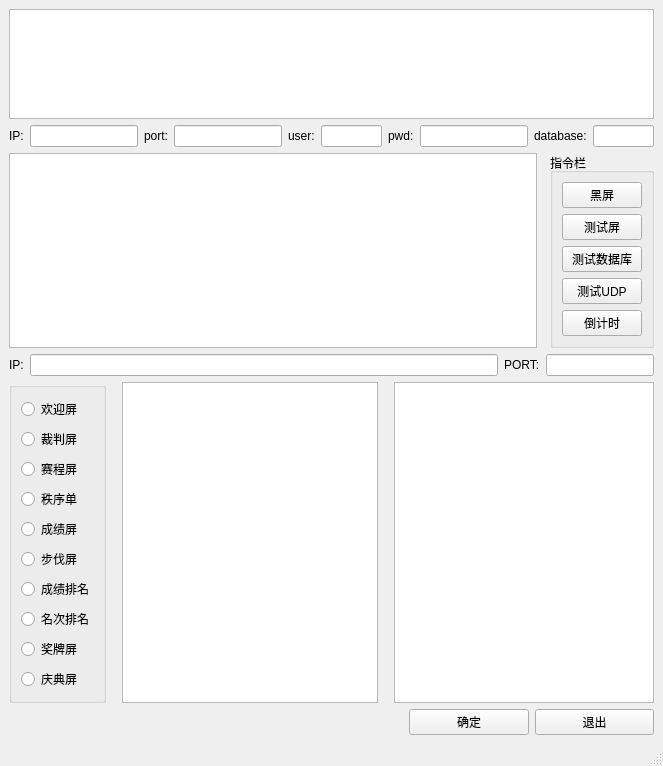
Qt form module/frm_LED.ui (jack-liaojie/LED_DEMO) before a commit.
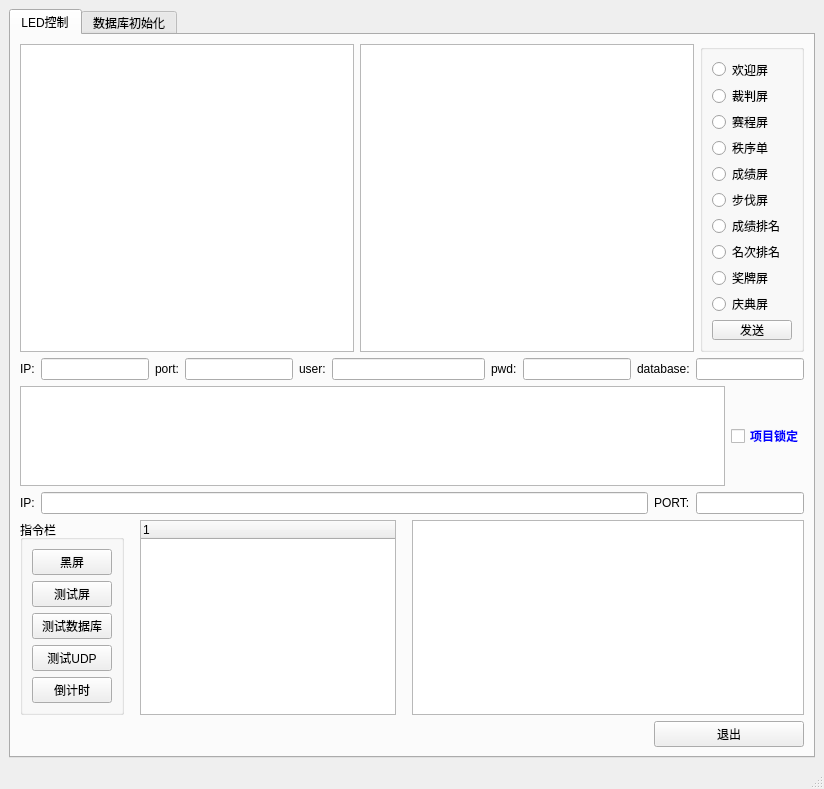
The same form after that commit.

```diff
--- a/module/frm_LED.ui
+++ b/module/frm_LED.ui
@@ -6,22 +6,177 @@
    <rect>
     <x>0</x>
     <y>0</y>
-    <width>663</width>
-    <height>766</height>
+    <width>824</width>
+    <height>789</height>
    </rect>
   </property>
   <property name="windowTitle">
    <string>MainWindow</string>
   </property>
   <widget class="QWidget" name="centralwidget">
+   <layout class="QVBoxLayout" name="verticalLayout_2">
+    <item>
+     <widget class="QTabWidget" name="tabWidget">
+      <property name="currentIndex">
+       <number>0</number>
+      </property>
+      <widget class="QWidget" name="tab_3">
+       <attribute name="title">
+        <string>LED控制</string>
+       </attribute>
    <layout class="QVBoxLayout" name="verticalLayout_3">
     <item>
+         <layout class="QHBoxLayout" name="horizontalLayout_2">
+          <item>
      <widget class="QTextEdit" name="txt_data"/>
     </item>
     <item>
-     <layout class="QHBoxLayout" name="horizontalLayout_5">
+           <widget class="QTableWidget" name="tbv_register">
+            <property name="sizePolicy">
+             <sizepolicy hsizetype="Expanding" vsizetype="Ignored">
+              <horstretch>0</horstretch>
+              <verstretch>0</verstretch>
+             </sizepolicy>
+            </property>
+            <property name="selectionMode">
+             <enum>QAbstractItemView::SingleSelection</enum>
+            </property>
+            <property name="selectionBehavior">
+             <enum>QAbstractItemView::SelectRows</enum>
+            </property>
+            <attribute name="horizontalHeaderCascadingSectionResizes">
+             <bool>true</bool>
+            </attribute>
+            <attribute name="horizontalHeaderShowSortIndicator" stdset="0">
+             <bool>true</bool>
+            </attribute>
+            <attribute name="horizontalHeaderStretchLastSection">
+             <bool>true</bool>
+            </attribute>
+            <attribute name="verticalHeaderShowSortIndicator" stdset="0">
+             <bool>true</bool>
+            </attribute>
+            <attribute name="verticalHeaderStretchLastSection">
+             <bool>true</bool>
+            </attribute>
+           </widget>
+          </item>
       <item>
-       <widget class="QLabel" name="label_3">
+           <widget class="QGroupBox" name="groupBox">
+            <property name="sizePolicy">
+             <sizepolicy hsizetype="Preferred" vsizetype="Preferred">
+              <horstretch>0</horstretch>
+              <verstretch>0</verstretch>
+             </sizepolicy>
+            </property>
+            <property name="minimumSize">
+             <size>
+              <width>100</width>
+              <height>250</height>
+             </size>
+            </property>
+            <property name="title">
+             <string/>
+            </property>
+            <layout class="QVBoxLayout" name="verticalLayout">
+             <item>
+              <widget class="QRadioButton" name="rdo_welcome">
+               <property name="text">
+                <string>欢迎屏</string>
+               </property>
+              </widget>
+             </item>
+             <item>
+              <widget class="QRadioButton" name="rdo_judge">
+               <property name="text">
+                <string>裁判屏</string>
+               </property>
+              </widget>
+             </item>
+             <item>
+              <widget class="QRadioButton" name="rdo_schedule">
+               <property name="text">
+                <string>赛程屏</string>
+               </property>
+              </widget>
+             </item>
+             <item>
+              <widget class="QRadioButton" name="rdo_startlist">
+               <property name="text">
+                <string>秩序单</string>
+               </property>
+              </widget>
+             </item>
+             <item>
+              <widget class="QRadioButton" name="rdo_result">
+               <property name="text">
+                <string>成绩屏</string>
+               </property>
+              </widget>
+             </item>
+             <item>
+              <widget class="QRadioButton" name="rdo_step">
+               <property name="text">
+                <string>步伐屏</string>
+               </property>
+              </widget>
+             </item>
+             <item>
+              <widget class="QRadioButton" name="rdo_resultlist">
+               <property name="text">
+                <string>成绩排名</string>
+               </property>
+              </widget>
+             </item>
+             <item>
+              <widget class="QRadioButton" name="rdo_ranklist">
+               <property name="text">
+                <string>名次排名</string>
+               </property>
+              </widget>
+             </item>
+             <item>
+              <widget class="QRadioButton" name="rdo_medal">
+               <property name="text">
+                <string>奖牌屏</string>
+               </property>
+              </widget>
+             </item>
+             <item>
+              <widget class="QRadioButton" name="rdo_celebrate">
+               <property name="text">
+                <string>庆典屏</string>
+               </property>
+              </widget>
+             </item>
+             <item>
+              <widget class="QPushButton" name="btn_ok">
+               <property name="sizePolicy">
+                <sizepolicy hsizetype="Fixed" vsizetype="Fixed">
+                 <horstretch>0</horstretch>
+                 <verstretch>0</verstretch>
+                </sizepolicy>
+               </property>
+               <property name="minimumSize">
+                <size>
+                 <width>40</width>
+                 <height>0</height>
+                </size>
+               </property>
+               <property name="text">
+                <string>发送</string>
+               </property>
+              </widget>
+             </item>
+            </layout>
+           </widget>
+          </item>
+         </layout>
+        </item>
+        <item>
+         <layout class="QHBoxLayout" name="horizontalLayout_9">
+          <item>
+           <widget class="QLabel" name="label_9">
         <property name="text">
          <string>IP:</string>
         </property>
@@ -55,7 +210,7 @@
        </widget>
       </item>
       <item>
-       <widget class="QLabel" name="label_5">
+           <widget class="QLabel" name="label_10">
         <property name="text">
          <string>user:</string>
         </property>
@@ -72,7 +227,7 @@
        </widget>
       </item>
       <item>
-       <widget class="QLabel" name="label_6">
+           <widget class="QLabel" name="label_11">
         <property name="text">
          <string>pwd:</string>
         </property>
@@ -86,10 +241,13 @@
           <verstretch>0</verstretch>
          </sizepolicy>
         </property>
+            <property name="echoMode">
+             <enum>QLineEdit::Password</enum>
+            </property>
        </widget>
       </item>
       <item>
-       <widget class="QLabel" name="label_4">
+           <widget class="QLabel" name="label_12">
         <property name="text">
          <string>database:</string>
         </property>
@@ -108,11 +266,11 @@
      </layout>
     </item>
     <item>
-     <layout class="QHBoxLayout" name="horizontalLayout_4">
+         <layout class="QHBoxLayout" name="horizontalLayout">
       <item>
-       <widget class="QTableView" name="tbv_title">
+           <widget class="QTableWidget" name="tbv_title">
         <property name="sizePolicy">
-         <sizepolicy hsizetype="Expanding" vsizetype="Minimum">
+             <sizepolicy hsizetype="Expanding" vsizetype="Preferred">
           <horstretch>0</horstretch>
           <verstretch>0</verstretch>
          </sizepolicy>
@@ -120,33 +278,122 @@
         <property name="minimumSize">
          <size>
           <width>0</width>
-          <height>50</height>
+              <height>100</height>
          </size>
         </property>
        </widget>
       </item>
       <item>
-       <spacer name="horizontalSpacer_4">
-        <property name="orientation">
-         <enum>Qt::Horizontal</enum>
-        </property>
-        <property name="sizeType">
-         <enum>QSizePolicy::Fixed</enum>
-        </property>
-        <property name="sizeHint" stdset="0">
-         <size>
-          <width>7</width>
-          <height>17</height>
-         </size>
-        </property>
-       </spacer>
-      </item>
+           <widget class="QCheckBox" name="ckb_matchselected">
+            <property name="palette">
+             <palette>
+              <active>
+               <colorrole role="WindowText">
+                <brush brushstyle="SolidPattern">
+                 <color alpha="255">
+                  <red>0</red>
+                  <green>0</green>
+                  <blue>255</blue>
+                 </color>
+                </brush>
+               </colorrole>
+              </active>
+              <inactive>
+               <colorrole role="WindowText">
+                <brush brushstyle="SolidPattern">
+                 <color alpha="255">
+                  <red>0</red>
+                  <green>0</green>
+                  <blue>255</blue>
+                 </color>
+                </brush>
+               </colorrole>
+              </inactive>
+              <disabled>
+               <colorrole role="WindowText">
+                <brush brushstyle="SolidPattern">
+                 <color alpha="255">
+                  <red>120</red>
+                  <green>120</green>
+                  <blue>120</blue>
+                 </color>
+                </brush>
+               </colorrole>
+              </disabled>
+             </palette>
+            </property>
+            <property name="font">
+             <font>
+              <family>微软雅黑</family>
+              <weight>75</weight>
+              <bold>true</bold>
+             </font>
+            </property>
+            <property name="text">
+             <string>项目锁定</string>
+            </property>
+           </widget>
+          </item>
+         </layout>
+        </item>
+        <item>
+         <layout class="QHBoxLayout" name="horizontalLayout_7">
+          <item>
+           <widget class="QLabel" name="label_7">
+            <property name="text">
+             <string>IP:</string>
+            </property>
+           </widget>
+          </item>
+          <item>
+           <widget class="QLineEdit" name="txt_ip">
+            <property name="sizePolicy">
+             <sizepolicy hsizetype="Expanding" vsizetype="Fixed">
+              <horstretch>0</horstretch>
+              <verstretch>0</verstretch>
+             </sizepolicy>
+            </property>
+           </widget>
+          </item>
+          <item>
+           <widget class="QLabel" name="label_8">
+            <property name="text">
+             <string>PORT:</string>
+            </property>
+           </widget>
+          </item>
+          <item>
+           <widget class="QLineEdit" name="txt_port">
+            <property name="sizePolicy">
+             <sizepolicy hsizetype="Fixed" vsizetype="Fixed">
+              <horstretch>0</horstretch>
+              <verstretch>0</verstretch>
+             </sizepolicy>
+            </property>
+           </widget>
+          </item>
+         </layout>
+        </item>
+        <item>
+         <layout class="QHBoxLayout" name="horizontalLayout_10">
       <item>
        <widget class="QGroupBox" name="gb_command">
+            <property name="sizePolicy">
+             <sizepolicy hsizetype="Fixed" vsizetype="Preferred">
+              <horstretch>0</horstretch>
+              <verstretch>0</verstretch>
+             </sizepolicy>
+            </property>
+            <property name="minimumSize">
+             <size>
+              <width>100</width>
+              <height>0</height>
+             </size>
+            </property>
         <property name="title">
          <string>指令栏</string>
         </property>
-        <layout class="QVBoxLayout" name="verticalLayout_2">
+            <layout class="QVBoxLayout" name="verticalLayout_4">
          <item>
           <widget class="QPushButton" name="btn_black">
            <property name="text">
@@ -185,129 +432,8 @@
         </layout>
        </widget>
       </item>
-     </layout>
-    </item>
     <item>
-     <layout class="QHBoxLayout" name="horizontalLayout_3">
-      <item>
-       <widget class="QLabel" name="label">
-        <property name="text">
-         <string>IP:</string>
-        </property>
-       </widget>
-      </item>
-      <item>
-       <widget class="QLineEdit" name="txt_ip">
-        <property name="sizePolicy">
-         <sizepolicy hsizetype="Expanding" vsizetype="Fixed">
-          <horstretch>0</horstretch>
-          <verstretch>0</verstretch>
-         </sizepolicy>
-        </property>
-       </widget>
-      </item>
-      <item>
-       <widget class="QLabel" name="label_2">
-        <property name="text">
-         <string>PORT:</string>
-        </property>
-       </widget>
-      </item>
-      <item>
-       <widget class="QLineEdit" name="txt_port">
-        <property name="sizePolicy">
-         <sizepolicy hsizetype="Fixed" vsizetype="Fixed">
-          <horstretch>0</horstretch>
-          <verstretch>0</verstretch>
-         </sizepolicy>
-        </property>
-       </widget>
-      </item>
-     </layout>
-    </item>
-    <item>
-     <layout class="QHBoxLayout" name="horizontalLayout">
-      <item>
-       <widget class="QGroupBox" name="groupBox">
-        <property name="title">
-         <string/>
-        </property>
-        <layout class="QVBoxLayout" name="verticalLayout">
-         <item>
-          <widget class="QRadioButton" name="rdo_welcome">
-           <property name="text">
-            <string>欢迎屏</string>
-           </property>
-          </widget>
-         </item>
-         <item>
-          <widget class="QRadioButton" name="rdo_judge">
-           <property name="text">
-            <string>裁判屏</string>
-           </property>
-          </widget>
-         </item>
-         <item>
-          <widget class="QRadioButton" name="rdo_schedule">
-           <property name="text">
-            <string>赛程屏</string>
-           </property>
-          </widget>
-         </item>
-         <item>
-          <widget class="QRadioButton" name="rdo_startlist">
-           <property name="text">
-            <string>秩序单</string>
-           </property>
-          </widget>
-         </item>
-         <item>
-          <widget class="QRadioButton" name="rdo_result">
-           <property name="text">
-            <string>成绩屏</string>
-           </property>
-          </widget>
-         </item>
-         <item>
-          <widget class="QRadioButton" name="rdo_step">
-           <property name="text">
-            <string>步伐屏</string>
-           </property>
-          </widget>
-         </item>
-         <item>
-          <widget class="QRadioButton" name="rdo_resultlist">
-           <property name="text">
-            <string>成绩排名</string>
-           </property>
-          </widget>
-         </item>
-         <item>
-          <widget class="QRadioButton" name="rdo_ranklist">
-           <property name="text">
-            <string>名次排名</string>
-           </property>
-          </widget>
-         </item>
-         <item>
-          <widget class="QRadioButton" name="rdo_medal">
-           <property name="text">
-            <string>奖牌屏</string>
-           </property>
-          </widget>
-         </item>
-         <item>
-          <widget class="QRadioButton" name="rdo_celebrate">
-           <property name="text">
-            <string>庆典屏</string>
-           </property>
-          </widget>
-         </item>
-        </layout>
-       </widget>
-      </item>
-      <item>
-       <spacer name="horizontalSpacer">
+           <spacer name="horizontalSpacer_7">
         <property name="orientation">
          <enum>Qt::Horizontal</enum>
         </property>
@@ -323,7 +449,7 @@
        </spacer>
       </item>
       <item>
-       <widget class="QTreeView" name="trv_event">
+           <widget class="QTreeWidget" name="trv_event">
         <property name="sizePolicy">
          <sizepolicy hsizetype="Fixed" vsizetype="Expanding">
           <horstretch>0</horstretch>
@@ -336,13 +462,18 @@
           <height>0</height>
          </size>
         </property>
-        <attribute name="headerDefaultSectionSize">
-         <number>150</number>
-        </attribute>
+            <attribute name="headerVisible">
+             <bool>true</bool>
+            </attribute>
+            <column>
+             <property name="text">
+              <string notr="true">1</string>
+             </property>
+            </column>
        </widget>
       </item>
       <item>
-       <spacer name="horizontalSpacer_2">
+           <spacer name="horizontalSpacer_8">
         <property name="orientation">
          <enum>Qt::Horizontal</enum>
         </property>
@@ -358,19 +489,47 @@
        </spacer>
       </item>
       <item>
-       <widget class="QTableView" name="tbv_data"/>
+           <widget class="QTableWidget" name="tbv_data">
+            <property name="sizePolicy">
+             <sizepolicy hsizetype="Expanding" vsizetype="Ignored">
+              <horstretch>0</horstretch>
+              <verstretch>0</verstretch>
+             </sizepolicy>
+            </property>
+            <property name="selectionMode">
+             <enum>QAbstractItemView::SingleSelection</enum>
+            </property>
+            <property name="selectionBehavior">
+             <enum>QAbstractItemView::SelectRows</enum>
+            </property>
+            <attribute name="horizontalHeaderCascadingSectionResizes">
+             <bool>true</bool>
+            </attribute>
+            <attribute name="horizontalHeaderShowSortIndicator" stdset="0">
+             <bool>true</bool>
+            </attribute>
+            <attribute name="horizontalHeaderStretchLastSection">
+             <bool>true</bool>
+            </attribute>
+            <attribute name="verticalHeaderShowSortIndicator" stdset="0">
+             <bool>true</bool>
+            </attribute>
+            <attribute name="verticalHeaderStretchLastSection">
+             <bool>true</bool>
+            </attribute>
+           </widget>
       </item>
      </layout>
     </item>
     <item>
-     <layout class="QHBoxLayout" name="horizontalLayout_2">
+         <layout class="QHBoxLayout" name="horizontalLayout_8">
       <item>
-       <spacer name="horizontalSpacer_3">
+           <spacer name="horizontalSpacer_6">
         <property name="orientation">
          <enum>Qt::Horizontal</enum>
         </property>
         <property name="sizeType">
-         <enum>QSizePolicy::Fixed</enum>
+             <enum>QSizePolicy::Expanding</enum>
         </property>
         <property name="sizeHint" stdset="0">
          <size>
@@ -380,15 +539,20 @@
         </property>
        </spacer>
       </item>
-      <item>
-       <widget class="QPushButton" name="btn_ok">
-        <property name="text">
-         <string>确定</string>
-        </property>
-       </widget>
-      </item>
       <item>
        <widget class="QPushButton" name="btn_cancel">
+            <property name="sizePolicy">
+             <sizepolicy hsizetype="Fixed" vsizetype="Fixed">
+              <horstretch>0</horstretch>
+              <verstretch>0</verstretch>
+             </sizepolicy>
+            </property>
+            <property name="minimumSize">
+             <size>
+              <width>150</width>
+              <height>0</height>
+             </size>
+            </property>
         <property name="text">
          <string>退出</string>
         </property>
@@ -398,6 +562,15 @@
     </item>
    </layout>
   </widget>
+      <widget class="QWidget" name="tab_4">
+       <attribute name="title">
+        <string>数据库初始化</string>
+       </attribute>
+      </widget>
+     </widget>
+    </item>
+   </layout>
+  </widget>
   <widget class="QMenuBar" name="menubar">
    <property name="geometry">
     <rect>
```
Left out of the diff: 2 changed lines with no effect on the pictures. Lines whose indentation alone changed are shown as unchanged.
